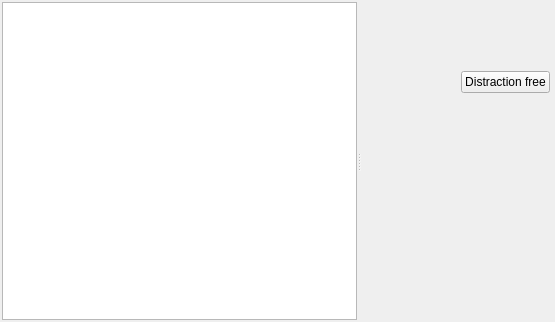
Qt form ui/manuscript_view.ui (zkovari/plotlyst) before a commit.
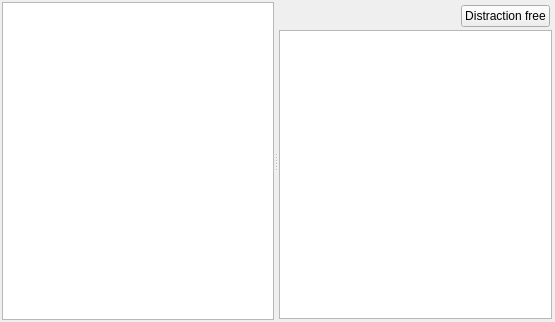
The same form after that commit. Custom widgets are drawn as their Qt base class.

Diff of the .ui file:
```diff
--- a/ui/manuscript_view.ui
+++ b/ui/manuscript_view.ui
@@ -38,6 +38,9 @@
       <attribute name="headerVisible">
        <bool>false</bool>
       </attribute>
+      <attribute name="headerStretchLastSection">
+       <bool>false</bool>
+      </attribute>
      </widget>
      <widget class="QStackedWidget" name="stackedWidget">
       <property name="currentIndex">
@@ -136,7 +139,7 @@
  <customwidgets>
   <customwidget>
    <class>RichTextEditor</class>
-   <extends>QFrame</extends>
+   <extends>QTextEdit</extends>
    <header>src.main.python.plotlyst.view.widget.input</header>
    <container>1</container>
   </customwidget>
```
